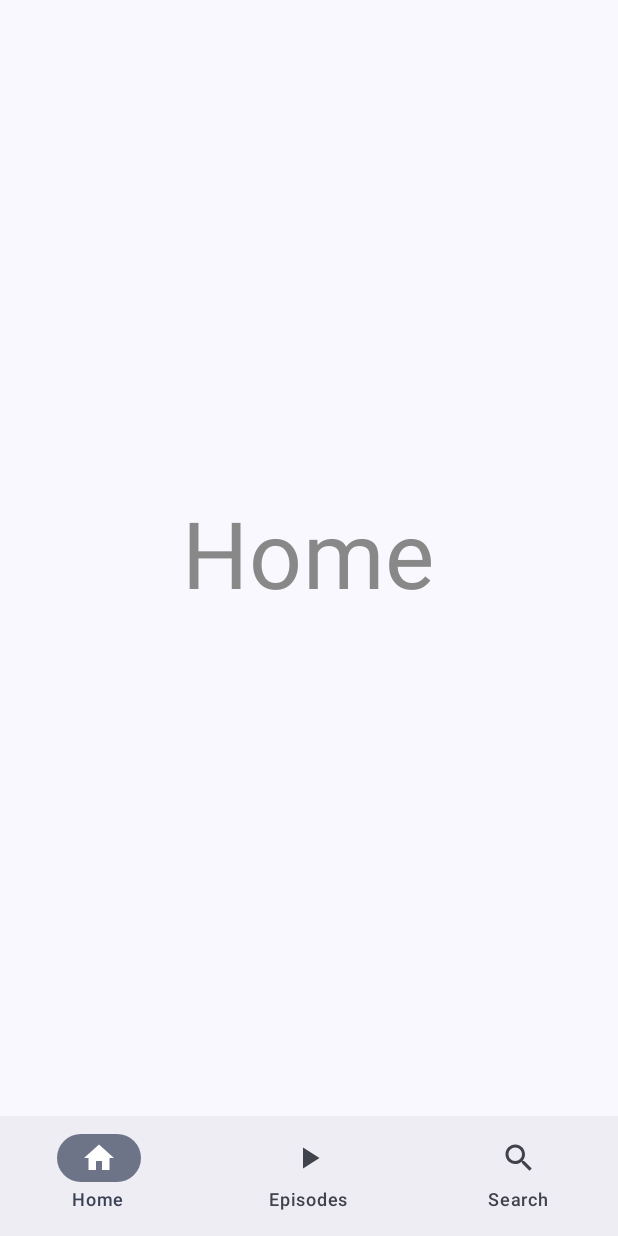
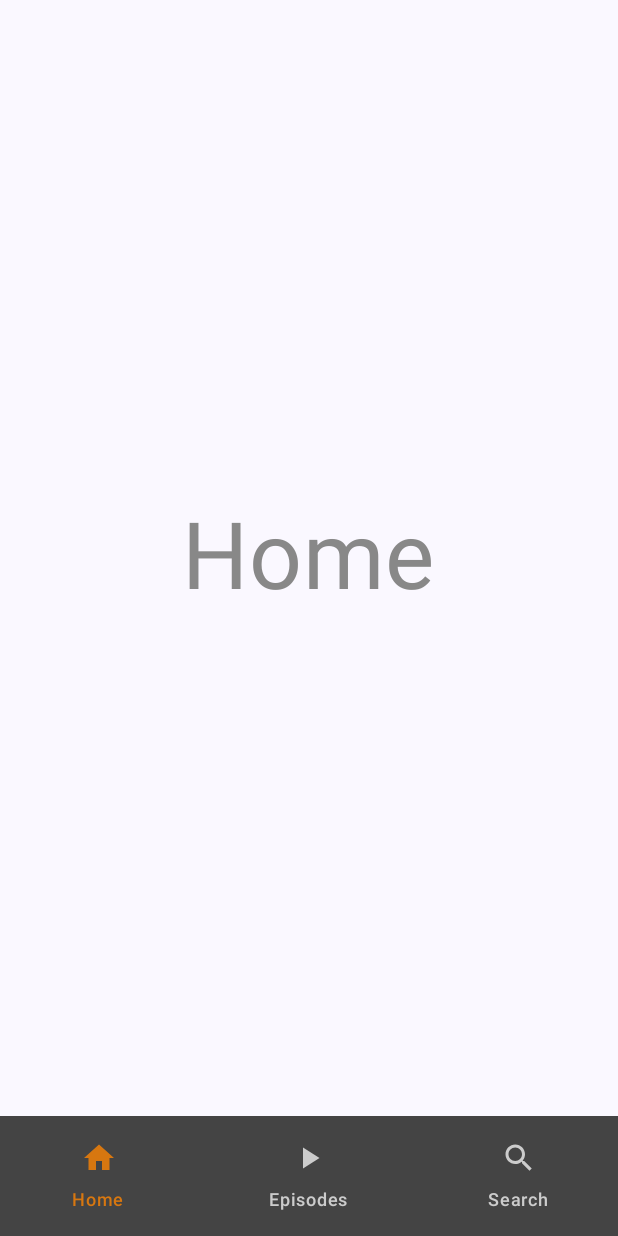
Before and after one commit to Picalfer/BtmNavBarComposeTest, an Android app built with Jetpack Compose: the screen it shows after launch (MainActivity), on a phone screen of 412 x 824 dp. Run offline under Robolectric (Android 15) with nearby library versions, the phone set to English and light mode, and no system bars.

Commit message:
theming the bar

```diff
--- a/app/src/main/java/com/game/btmnavbarcomposetest/MainActivity.kt
+++ b/app/src/main/java/com/game/btmnavbarcomposetest/MainActivity.kt
@@ -15,6 +15,7 @@ import androidx.compose.material.icons.filled.Search
 import androidx.compose.material3.Icon
 import androidx.compose.material3.NavigationBar
 import androidx.compose.material3.NavigationBarItem
+import androidx.compose.material3.NavigationBarItemDefaults
 import androidx.compose.material3.Scaffold
 import androidx.compose.material3.Text
 import androidx.compose.runtime.getValue
@@ -30,6 +31,7 @@ import androidx.navigation.compose.composable
 import androidx.navigation.compose.currentBackStackEntryAsState
 import androidx.navigation.compose.rememberNavController
 import com.game.btmnavbarcomposetest.ui.theme.BtmNavBarComposeTestTheme
+import com.game.btmnavbarcomposetest.ui.theme.Orange
 
 sealed class NavDestination(val title: String, val route: String, val icon: ImageVector) {
     object Home : NavDestination(title = "Home", route = "home_screen", icon = Icons.Filled.Home)
@@ -52,7 +54,9 @@ class MainActivity : ComponentActivity() {
 
                 Scaffold(
                     bottomBar = {
-                        NavigationBar {
+                        NavigationBar(
+                            containerColor = Color.DarkGray
+                        ) {
                             val navBackStackEntry by navController.currentBackStackEntryAsState()
                             val currentDestination = navBackStackEntry?.destination
                             items.forEach { screen ->
@@ -79,7 +83,14 @@ class MainActivity : ComponentActivity() {
                                             // Restore state when reselecting a previously selected item
                                             restoreState = true
                                         }
-                                    }
+                                    },
+                                    colors = NavigationBarItemDefaults.colors(
+                                        unselectedIconColor = Color.LightGray,
+                                        unselectedTextColor = Color.LightGray,
+                                        selectedIconColor = Orange,
+                                        selectedTextColor = Orange,
+                                        indicatorColor = Color.Transparent,
+                                    )
                                 )
                             }
                         }
--- a/app/src/main/java/com/game/btmnavbarcomposetest/ui/theme/Color.kt
+++ b/app/src/main/java/com/game/btmnavbarcomposetest/ui/theme/Color.kt
@@ -9,3 +9,4 @@ val Pink80 = Color(0xFFEFB8C8)
 val Purple40 = Color(0xFF6650a4)
 val PurpleGrey40 = Color(0xFF625b71)
 val Pink40 = Color(0xFF7D5260)
+val Orange = Color(0xFFD77710)
```
